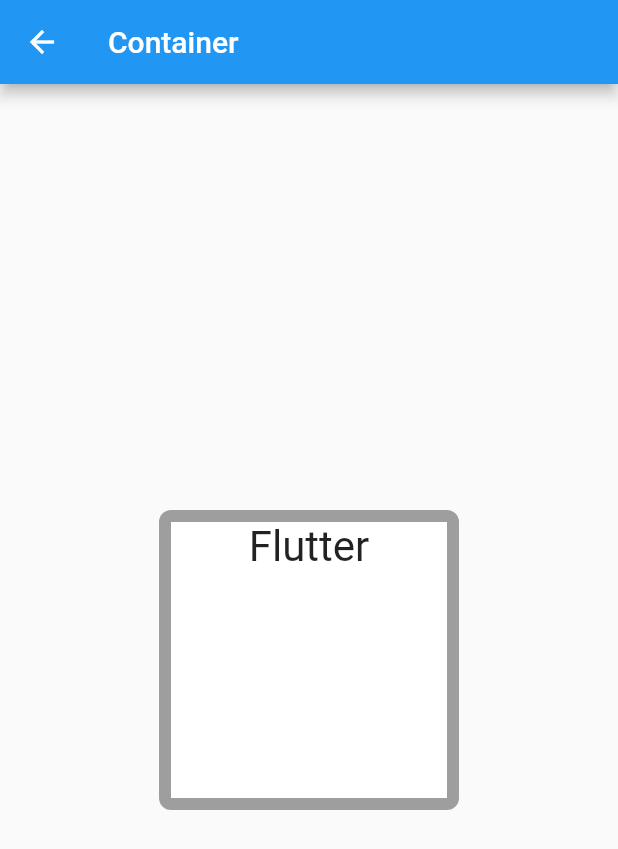
After one commit to maxlxq/justcc, a Flutter app: the screen it shows after launch, after a tap on "toComponent", on a phone screen of 412 x 824 dp. The commit adds this screen. Shown: the top 849 px of the screen. Run offline on Flutter 3.47's test engine with Material 2 defaults, Android fonts, the phone set to English and light mode, and no system bars; missing offline and left inert: lib1, lib2; network calls fail.

Commit message:
add Dart: 面向对象、泛型、异步支持、元数据、注释、库的使用； 组件：容器Container

```diff
--- /dev/null
+++ b/lib/componentPage.dart
@@ -0,0 +1,38 @@
+import 'package:flutter/material.dart';
+
+class ComponentPage extends StatefulWidget {
+  @override
+  _ComponentPage createState() => _ComponentPage();
+}
+
+class _ComponentPage extends State<ComponentPage> {
+  static const name = 'Container';
+
+  @override
+  Widget build(BuildContext context) {
+    return Scaffold(
+      appBar: AppBar(
+        title: Text(name),
+      ),
+      body: Center(
+        child: Container(
+          width: 200.0,
+          height: 200.0,
+          decoration: BoxDecoration(
+            color: Colors.white,
+            border: new Border.all(
+              color: Colors.grey,
+              width: 8.0,
+            ),
+            borderRadius: const BorderRadius.all(const Radius.circular(8.0)),
+          ),
+          child: Text(
+            'Flutter',
+            textAlign: TextAlign.center,
+            style: TextStyle(fontSize: 28.0),
+          ),
+        ),
+      ),
+    );
+  }
+}
--- a/lib/homePage.dart
+++ b/lib/homePage.dart
@@ -24,7 +24,7 @@ class _MyHomePageState extends State<MyHomePage> {
       appBar: AppBar(
         title: Text(widget.title),
       ),
-      body: Column(
+      body: ListView(
         children: <Widget>[
           RaisedButton(
             onPressed: () {
@@ -71,6 +71,15 @@ class _MyHomePageState extends State<MyHomePage> {
               style: TextStyle(fontSize: 28.0),
             ),
           ),
+          RaisedButton(
+            onPressed: () {
+              Navigator.pushNamed(context, '/component');
+            },
+            child: Text(
+              'toComponent',
+              style: TextStyle(fontSize: 28.0),
+            ),
+          ),
         ],
       ),
       floatingActionButton: Theme(
--- a/lib/main.dart
+++ b/lib/main.dart
@@ -1,4 +1,5 @@
 import 'package:flutter/material.dart';
+import 'package:justcc/componentPage.dart';
 import 'package:justcc/dartIntro.dart';
 import 'package:justcc/homePage.dart';
 import 'package:justcc/firstPage.dart';
@@ -27,6 +28,7 @@ class MyApp extends StatelessWidget {
         '/url': (BuildContext context) => UrlPage(),
         '/http': (BuildContext context) => HttpPage(),
         '/intro': (BuildContext context) => DartIntro(),
+        '/component': (BuildContext context) => ComponentPage(),
       },
       initialRoute: '/',
     );
```
Also changed, not shown: lib/dartIntro.dart (+145 -0 lines).
